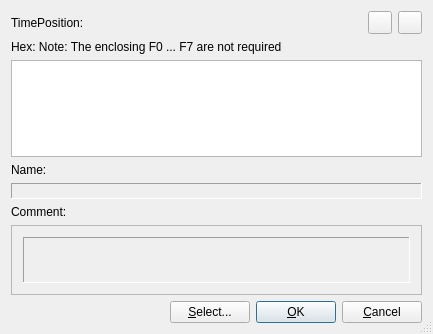
The window that muse3/muse/components/editsysexdialogbase.ui (emrum/muse) describes before a commit, drawn with Qt 5.
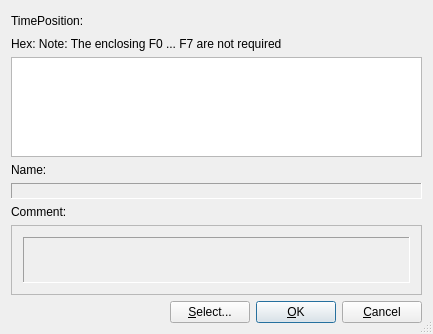
The same window after the commit. Custom widgets are drawn as their Qt base class.

```diff
--- a/muse3/muse/components/editsysexdialogbase.ui
+++ b/muse3/muse/components/editsysexdialogbase.ui
@@ -78,20 +78,6 @@
        </property>
       </spacer>
      </item>
-     <item>
-      <widget class="QToolButton" name="saveButton">
-       <property name="text">
-        <string/>
-       </property>
-      </widget>
-     </item>
-     <item>
-      <widget class="QToolButton" name="loadButton">
-       <property name="text">
-        <string/>
-       </property>
-      </widget>
-     </item>
     </layout>
    </item>
    <item>
```
Left out of the diff: 4 changed lines with no effect on the pictures.
